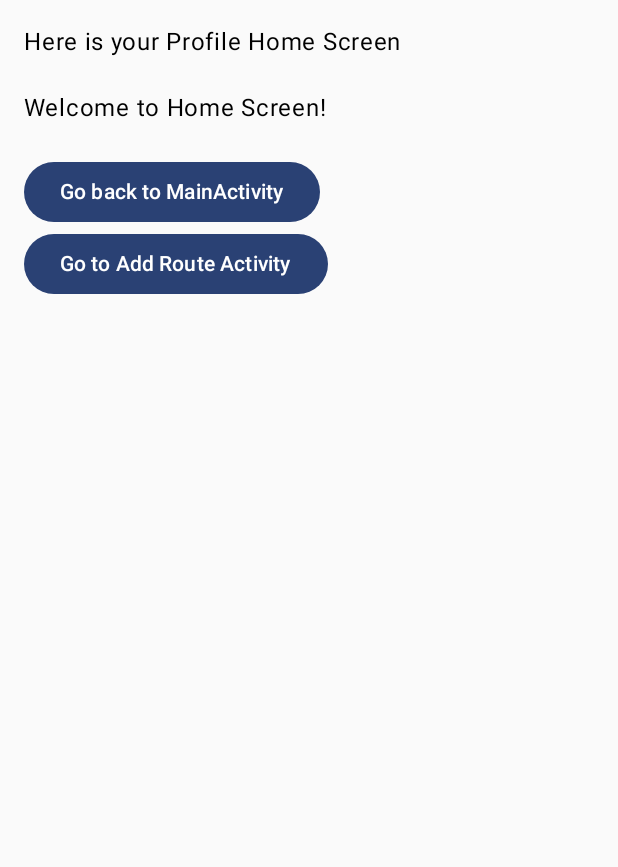
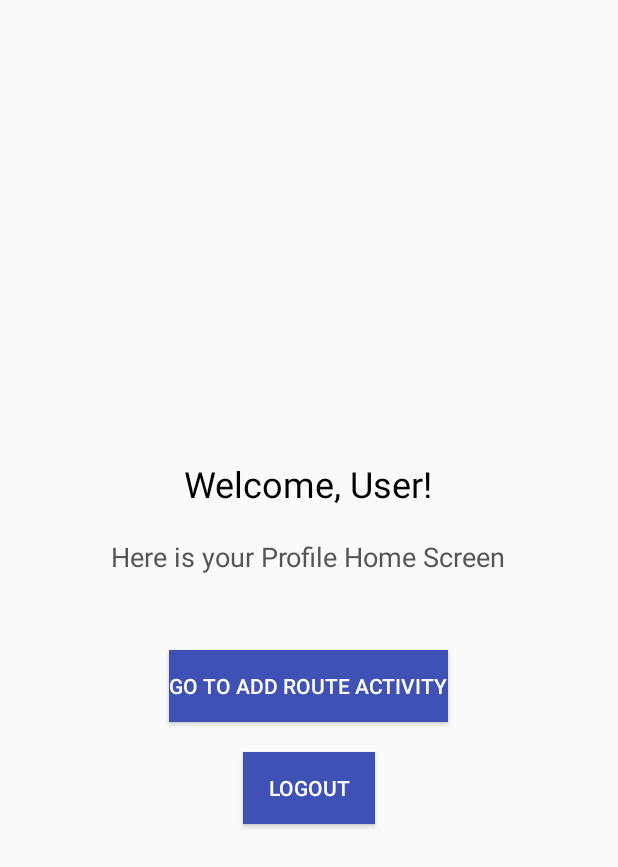
Before and after one commit to mirohee/TrailForge, an Android app built with Jetpack Compose: the HomeActivity screen opened directly, with no data from a screen before it, on a phone screen of 412 x 824 dp. Shown: the top 867 px of the screen. Run offline under Robolectric (Android 15) with nearby library versions, the phone set to English and light mode, and no system bars.

Commit message:
user auth, HomeActivity upgrade, logout helper, signup username

```diff
--- a/app/src/main/java/com/example/trailforge/HomeActivity.kt
+++ b/app/src/main/java/com/example/trailforge/HomeActivity.kt
@@ -2,43 +2,43 @@ package com.example.trailforge
 
 import android.content.Intent
 import android.os.Bundle
+import android.widget.Button
+import android.widget.TextView
+import android.widget.Toast
 import androidx.activity.ComponentActivity
-import androidx.activity.compose.setContent
-import androidx.compose.foundation.layout.Column
-import androidx.compose.foundation.layout.padding
-import androidx.compose.material3.Button
-import androidx.compose.material3.Text
-import androidx.compose.ui.Modifier
-import androidx.compose.ui.unit.dp
-import com.example.trailforge.ui.theme.TrailForgeTheme
+import androidx.lifecycle.lifecycleScope
+import com.example.trailforge.utils.LogoutHelper  // Import the LogoutHelper class
 
 class HomeActivity : ComponentActivity() {
+
+    private lateinit var welcomeText: TextView
+    private lateinit var logoutButton: Button
+    private lateinit var addRouteButton: Button
+    private lateinit var profileInfo: TextView
+
     override fun onCreate(savedInstanceState: Bundle?) {
         super.onCreate(savedInstanceState)
-        setContent {
-            TrailForgeTheme {
-                // Your Home UI content goes here
-                Column(modifier = Modifier.padding(16.dp)) {
-                    Text(text = "Here is your Profile Home Screen", modifier = Modifier.padding(bottom = 20.dp))
-                    Text(text = "Welcome to Home Screen!", modifier = Modifier.padding(bottom = 20.dp))
+        setContentView(R.layout.activity_home)
 
-                    // Button to go back to MainActivity
-                    Button(onClick = {
-                        val intent = Intent(this@HomeActivity, MainActivity::class.java)
-                        startActivity(intent)
-                    }) {
-                        Text("Go back to MainActivity")
-                    }
+        // Initialize UI components
+        welcomeText = findViewById(R.id.welcomeText)
+        logoutButton = findViewById(R.id.logoutButton)
+        addRouteButton = findViewById(R.id.addRouteButton)
+        profileInfo = findViewById(R.id.profileInfo)
 
-                    // Button to go to AddRouteActivity
-                    Button(onClick = {
-                        val intent = Intent(this@HomeActivity, AddRouteActivity::class.java)
-                        startActivity(intent)
-                    }) {
-                        Text("Go to Add Route Activity")
-                    }
-                }
-            }
+        // Retrieve the username passed from the login/signup process
+        val username = intent.getStringExtra("username") ?: "User"
+        welcomeText.text = "Welcome, $username!"
+
+        // Logout button click listener
+        logoutButton.setOnClickListener {
+            LogoutHelper.logoutUser(this)
+        }
+
+        // Set up the add route button click listener
+        addRouteButton.setOnClickListener {
+            val intent = Intent(this@HomeActivity, AddRouteActivity::class.java)
+            startActivity(intent)
         }
     }
 }
--- /dev/null
+++ b/app/src/main/res/layout/activity_home.xml
@@ -0,0 +1,52 @@
+<?xml version="1.0" encoding="utf-8"?>
+<!-- After -->
+<LinearLayout xmlns:android="http://schemas.android.com/apk/res/android"
+    android:layout_width="match_parent"
+    android:layout_height="match_parent"
+    android:orientation="vertical"
+    android:padding="16dp"
+    android:gravity="center">
+
+    <!-- Welcome Text -->
+    <TextView
+        android:id="@+id/welcomeText"
+        android:layout_width="wrap_content"
+        android:layout_height="wrap_content"
+        android:text="Welcome, User!"
+        android:textSize="24sp"
+        android:textColor="#000000"
+        android:paddingBottom="20dp"
+        android:layout_marginTop="32dp"/>
+
+    <!-- Profile Information -->
+    <TextView
+        android:id="@+id/profileInfo"
+        android:layout_width="wrap_content"
+        android:layout_height="wrap_content"
+        android:text="Here is your Profile Home Screen"
+        android:textSize="18sp"
+        android:textColor="#555555"
+        android:paddingBottom="30dp"/>
+
+    <!-- Logout Button -->
+
+    <!-- Button to go to AddRouteActivity -->
+    <Button
+        android:id="@+id/addRouteButton"
+        android:layout_width="wrap_content"
+        android:layout_height="wrap_content"
+        android:layout_marginTop="20dp"
+        android:background="#3F51B5"
+        android:text="Go to Add Route Activity"
+        android:textColor="@android:color/white" />
+
+    <Button
+        android:id="@+id/logoutButton"
+        android:layout_width="wrap_content"
+        android:layout_height="wrap_content"
+        android:layout_marginTop="20dp"
+        android:background="#3F51B5"
+        android:text="Logout"
+        android:textColor="@android:color/white" />
+
+</LinearLayout>
--- a/app/src/main/res/values/strings.xml
+++ b/app/src/main/res/values/strings.xml
@@ -1,6 +1,7 @@
 <resources>
     <string name="app_name">TrailForge</string>
     <string name="username_hint">Username</string>
+    <string name="email_hint">Email</string>
     <string name="password_hint">Password</string>
     <string name="login_button">Login</string>
     <string name="signup_button">Sign Up</string>
```
Also changed, not shown: app/src/main/java/com/example/trailforge/ApiService.kt (deleted, +0 -16 lines), app/src/main/java/com/example/trailforge/AppDatabase.kt (deleted, +0 -28 lines), app/src/main/java/com/example/trailforge/LoginActivity.kt (+14 -5 lines), app/src/main/java/com/example/trailforge/RetrofitInstance.kt (deleted, +0 -16 lines), app/src/main/java/com/example/trailforge/SignupActivity.kt (+31 -9 lines), app/src/main/java/com/example/trailforge/User.kt (deleted, +0 -11 lines), app/src/main/java/com/example/trailforge/UserDao.kt (deleted, +0 -14 lines), app/src/main/java/com/example/trailforge/utils/LogoutHelper.kt (added, +40 -0 lines), app/src/main/res/layout/activity_signup.xml (+12 -2 lines).
